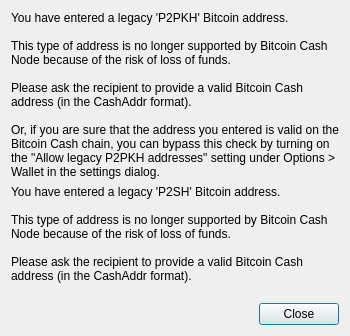
Before: the Qt Designer form src/qt/forms/legacyaddressstopdialog.ui in RadiantBlockchain/radiant-node, drawn with Qt 5.
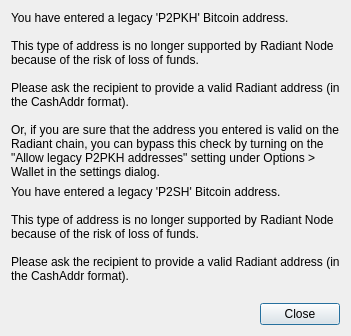
After: the same form once the commit is applied.

Commit message: Radiant Blockchain Network Launch

Diff of the .ui file:
```diff
--- a/src/qt/forms/legacyaddressstopdialog.ui
+++ b/src/qt/forms/legacyaddressstopdialog.ui
@@ -12,7 +12,7 @@
       <bool>true</bool>
      </property>
      <property name="text">
-      <string>You have entered a legacy 'P2PKH' Bitcoin address.&lt;br/&gt;&lt;br/&gt;This type of address is no longer supported by Bitcoin Cash Node because of the risk of loss of funds.&lt;br/&gt;&lt;br/&gt;Please ask the recipient to provide a valid Bitcoin Cash address (in the CashAddr format).&lt;br/&gt;&lt;br/&gt;Or, if you are sure that the address you entered is valid on the Bitcoin Cash chain, you can bypass this check by turning on the "Allow legacy P2PKH addresses" setting under Options > Wallet in the settings dialog.</string>
+      <string>You have entered a legacy 'P2PKH' Bitcoin address.&lt;br/&gt;&lt;br/&gt;This type of address is no longer supported by Radiant Node because of the risk of loss of funds.&lt;br/&gt;&lt;br/&gt;Please ask the recipient to provide a valid Radiant address (in the CashAddr format).&lt;br/&gt;&lt;br/&gt;Or, if you are sure that the address you entered is valid on the Radiant chain, you can bypass this check by turning on the "Allow legacy P2PKH addresses" setting under Options > Wallet in the settings dialog.</string>
      </property>
      <property name="visible">
       <bool>false</bool>
@@ -25,7 +25,7 @@
       <bool>true</bool>
      </property>
      <property name="text">
-      <string>You have entered a legacy 'P2SH' Bitcoin address.&lt;br/&gt;&lt;br/&gt;This type of address is no longer supported by Bitcoin Cash Node because of the risk of loss of funds.&lt;br/&gt;&lt;br/&gt;Please ask the recipient to provide a valid Bitcoin Cash address (in the CashAddr format).</string>
+      <string>You have entered a legacy 'P2SH' Bitcoin address.&lt;br/&gt;&lt;br/&gt;This type of address is no longer supported by Radiant Node because of the risk of loss of funds.&lt;br/&gt;&lt;br/&gt;Please ask the recipient to provide a valid Radiant address (in the CashAddr format).</string>
      </property>
      <property name="visible">
       <bool>false</bool>
```
The commit also changes 519 other files.
